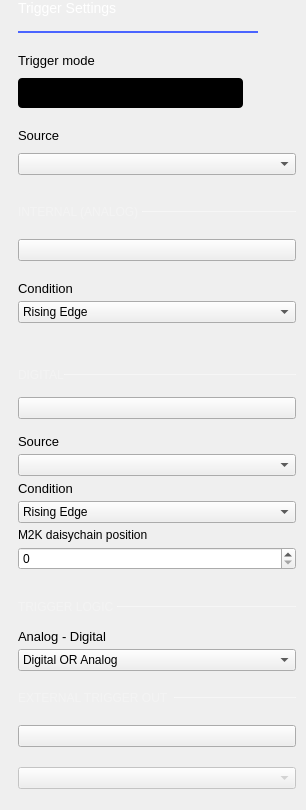
The window that ui/trigger_settings.ui (analogdevicesinc/scopy) describes before a commit, drawn with Qt 5.
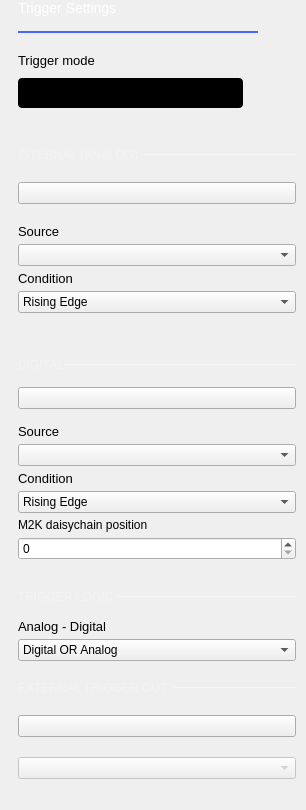
The same window after the commit. Custom widgets are drawn as their Qt base class.

Commit message:
OscTriggerSettings: Move trigger channel selection widget from general trigger settings to internal only settings
By doing so, when the internal trigger is grayed out, the channel is
grayed out as well. This is due to only using TI as trigger-in pin and
TO as trigger-out pin. This is implemented in libm2k but was not correctly
showed in the UI.

The edit to the form file:
```diff
--- a/ui/trigger_settings.ui
+++ b/ui/trigger_settings.ui
@@ -115,7 +115,7 @@
         <x>0</x>
         <y>0</y>
         <width>266</width>
-        <height>828</height>
+        <height>823</height>
        </rect>
       </property>
       <layout class="QVBoxLayout" name="verticalLayout_4">
@@ -261,45 +261,6 @@
            </item>
           </layout>
          </item>
-         <item>
-          <layout class="QGridLayout" name="gridLayout">
-           <property name="topMargin">
-            <number>0</number>
-           </property>
-           <property name="horizontalSpacing">
-            <number>3</number>
-           </property>
-           <item row="0" column="0">
-            <widget class="QLabel" name="lbl_source">
-             <property name="sizePolicy">
-              <sizepolicy hsizetype="Minimum" vsizetype="Fixed">
-               <horstretch>0</horstretch>
-               <verstretch>0</verstretch>
-              </sizepolicy>
-             </property>
-             <property name="styleSheet">
-              <string notr="true">font-size: 13px;</string>
-             </property>
-             <property name="text">
-              <string>Source</string>
-             </property>
-            </widget>
-           </item>
-           <item row="1" column="0">
-            <widget class="QComboBox" name="cmb_source">
-             <property name="sizePolicy">
-              <sizepolicy hsizetype="Minimum" vsizetype="Fixed">
-               <horstretch>0</horstretch>
-               <verstretch>0</verstretch>
-              </sizepolicy>
-             </property>
-             <property name="currentIndex">
-              <number>-1</number>
-             </property>
-            </widget>
-           </item>
-          </layout>
-         </item>
         </layout>
        </item>
        <item>
@@ -403,6 +364,45 @@
               <property name="topMargin">
                <number>0</number>
               </property>
+              <item>
+               <layout class="QGridLayout" name="gridLayout">
+                <property name="topMargin">
+                 <number>0</number>
+                </property>
+                <property name="horizontalSpacing">
+                 <number>3</number>
+                </property>
+                <item row="0" column="0">
+                 <widget class="QLabel" name="lbl_source">
+                  <property name="sizePolicy">
+                   <sizepolicy hsizetype="Minimum" vsizetype="Fixed">
+                    <horstretch>0</horstretch>
+                    <verstretch>0</verstretch>
+                   </sizepolicy>
+                  </property>
+                  <property name="styleSheet">
+                   <string notr="true">font-size: 13px;</string>
+                  </property>
+                  <property name="text">
+                   <string>Source</string>
+                  </property>
+                 </widget>
+                </item>
+                <item row="1" column="0">
+                 <widget class="QComboBox" name="cmb_source">
+                  <property name="sizePolicy">
+                   <sizepolicy hsizetype="Minimum" vsizetype="Fixed">
+                    <horstretch>0</horstretch>
+                    <verstretch>0</verstretch>
+                   </sizepolicy>
+                  </property>
+                  <property name="currentIndex">
+                   <number>-1</number>
+                  </property>
+                 </widget>
+                </item>
+               </layout>
+              </item>
               <item>
                <widget class="QLabel" name="lbl_condition">
                 <property name="sizePolicy">
```
